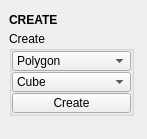
The window that tentacle/ui/create.ui (m3trik/tentacle) describes before a commit, drawn with Qt 5.
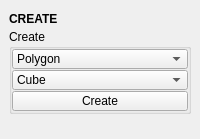
The same window after the commit. Custom widgets are drawn as their Qt base class.

Diff of the .ui file:
```diff
--- a/tentacle/ui/create.ui
+++ b/tentacle/ui/create.ui
@@ -9,22 +9,10 @@
    <rect>
     <x>0</x>
     <y>0</y>
-    <width>147</width>
+    <width>200</width>
     <height>139</height>
    </rect>
   </property>
-  <property name="minimumSize">
-   <size>
-    <width>0</width>
-    <height>0</height>
-   </size>
-  </property>
-  <property name="maximumSize">
-   <size>
-    <width>999</width>
-    <height>999</height>
-   </size>
-  </property>
   <property name="windowTitle">
    <string>Toolkit</string>
   </property>
@@ -38,6 +26,12 @@
    <set>QMainWindow::AllowNestedDocks|QMainWindow::AllowTabbedDocks|QMainWindow::AnimatedDocks|QMainWindow::ForceTabbedDocks</set>
   </property>
   <widget class="QWidget" name="central_widget">
+   <property name="minimumSize">
+    <size>
+     <width>200</width>
+     <height>0</height>
+    </size>
+   </property>
    <layout class="QVBoxLayout" name="verticalLayout_2">
     <item>
      <layout class="QVBoxLayout" name="verticalLayout">
@@ -45,17 +39,11 @@
        <number>0</number>
       </property>
       <item>
-       <widget class="DraggableHeader" name="draggableHeader">
+       <widget class="Header" name="header">
         <property name="minimumSize">
          <size>
           <width>0</width>
-          <height>22</height>
-         </size>
-        </property>
-        <property name="maximumSize">
-         <size>
-          <width>125</width>
-          <height>22</height>
+          <height>20</height>
          </size>
         </property>
         <property name="font">
@@ -71,18 +59,6 @@
       </item>
       <item>
        <widget class="QGroupBox" name="groupBox">
-        <property name="minimumSize">
-         <size>
-          <width>125</width>
-          <height>0</height>
-         </size>
-        </property>
-        <property name="maximumSize">
-         <size>
-          <width>125</width>
-          <height>999</height>
-         </size>
-        </property>
         <property name="title">
          <string>Create</string>
         </property>
@@ -99,20 +75,11 @@
          <property name="bottomMargin">
           <number>0</number>
          </property>
-         <property name="horizontalSpacing">
-          <number>0</number>
-         </property>
-         <property name="verticalSpacing">
+         <property name="spacing">
           <number>1</number>
          </property>
          <item row="1" column="0" colspan="2">
           <widget class="ComboBox" name="cmb002">
-           <property name="sizePolicy">
-            <sizepolicy hsizetype="Fixed" vsizetype="Fixed">
-             <horstretch>0</horstretch>
-             <verstretch>0</verstretch>
-            </sizepolicy>
-           </property>
            <property name="minimumSize">
             <size>
              <width>0</width>
@@ -121,7 +88,7 @@
            </property>
            <property name="maximumSize">
             <size>
-             <width>999</width>
+             <width>16777215</width>
              <height>20</height>
             </size>
            </property>
@@ -215,7 +182,7 @@
            </property>
            <property name="maximumSize">
             <size>
-             <width>999</width>
+             <width>16777215</width>
              <height>20</height>
             </size>
            </property>
@@ -247,12 +214,6 @@
          </item>
          <item row="0" column="0" colspan="2">
           <widget class="ComboBox" name="cmb001">
-           <property name="sizePolicy">
-            <sizepolicy hsizetype="Fixed" vsizetype="Fixed">
-             <horstretch>0</horstretch>
-             <verstretch>0</verstretch>
-            </sizepolicy>
-           </property>
            <property name="minimumSize">
             <size>
              <width>0</width>
@@ -261,7 +222,7 @@
            </property>
            <property name="maximumSize">
             <size>
-             <width>999</width>
+             <width>16777215</width>
              <height>20</height>
             </size>
            </property>
@@ -316,19 +277,19 @@
  </widget>
  <customwidgets>
   <customwidget>
-   <class>PushButton</class>
-   <extends>QPushButton</extends>
-   <header>widgets.pushbutton.h</header>
-  </customwidget>
-  <customwidget>
-   <class>DraggableHeader</class>
+   <class>Header</class>
    <extends>QLabel</extends>
    <header>draggableHeader.h</header>
   </customwidget>
   <customwidget>
    <class>ComboBox</class>
    <extends>QComboBox</extends>
-   <header>widgets.combobox.h</header>
+   <header>uitk.widgets.comboBox.ComboBox.h</header>
+  </customwidget>
+  <customwidget>
+   <class>PushButton</class>
+   <extends>QPushButton</extends>
+   <header>widgets.pushbutton.h</header>
   </customwidget>
  </customwidgets>
  <resources/>
```
Left out of the diff: 2 changed lines with no effect on the pictures.
